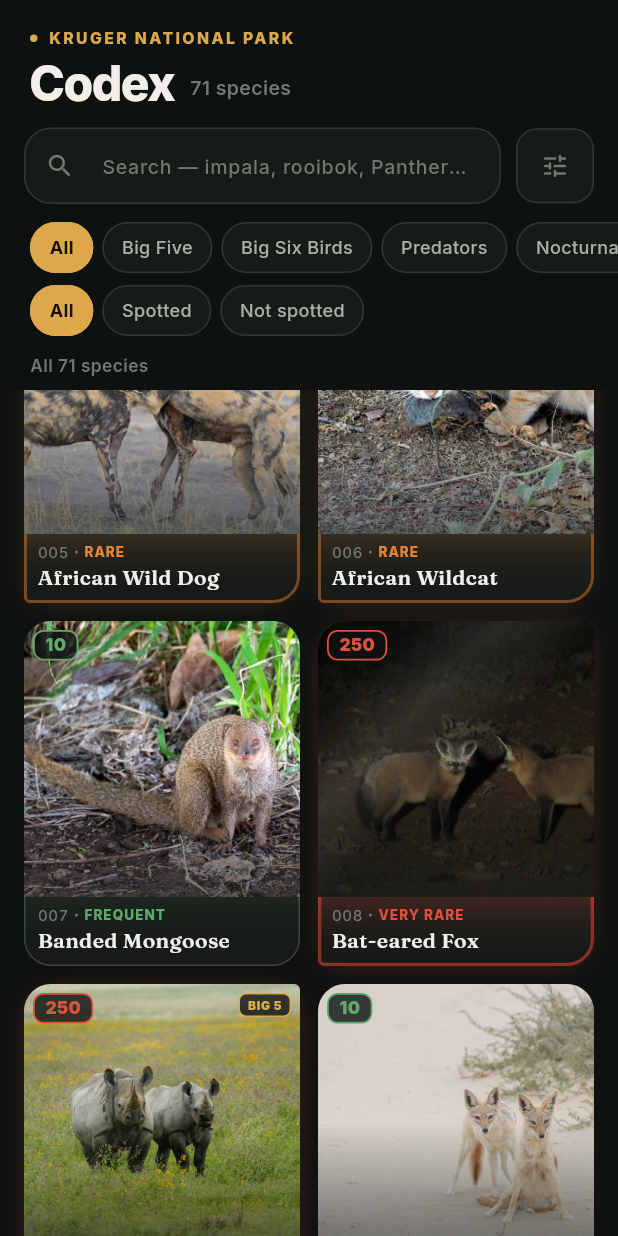
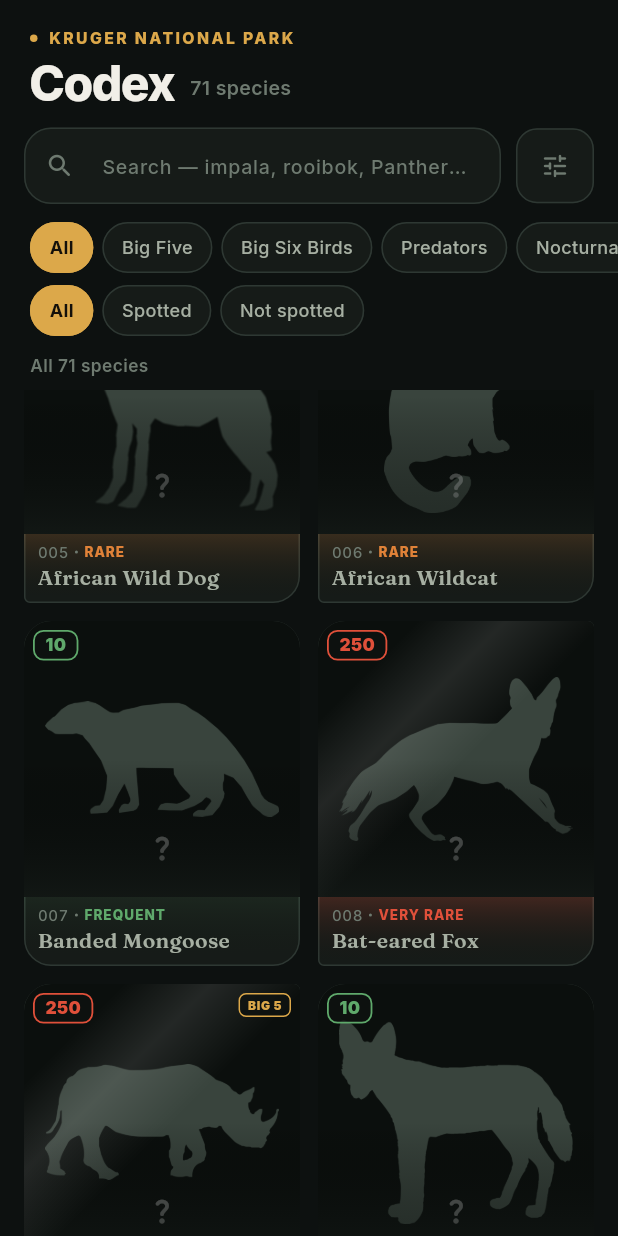
Before and after one commit to iTzlexit/wildscore, a Flutter app: the CodexScreen screen opened directly, scrolled down 576 dp, on a phone screen of 412 x 824 dp. Run offline on Flutter 3.47's test engine with Material 3 defaults, Android fonts, the phone set to English and light mode, and no system bars; our stand-ins replace shared_preferences; accounts and stored records are empty.

Commit message:
Wire the undiscovered silhouette state into the Animal Dex
The silhouettes were bundled, served and rendered by nothing. Moving the
collection grid off the Profile into the Dex dropped the locked flag on the
way, so every species showed its photograph regardless.

Undiscovered species now show the silhouette, a neutral frame and no glow -
a gold frame on an animal you have never seen gives away the surprise.
Names stay legible, because hiding those too would make the Codex useless
as the field guide the free tier promises, and the detail screen still
carries the full entry.

Co-Authored-By: Claude Opus 5 <noreply@anthropic.com>

```diff
--- a/app/lib/features/codex/codex_screen.dart
+++ b/app/lib/features/codex/codex_screen.dart
@@ -216,6 +216,14 @@ class _CodexScreenState extends State<CodexScreen> {
                                 final Species species = visible[index];
                                 return SpeciesGridCard(
                                   species: species,
+                                  // Three-state Codex, per MASTER-VISION.md:
+                                  // undiscovered species show as silhouettes.
+                                  // The tile is the tease; the detail screen
+                                  // still carries the full field-guide entry,
+                                  // so the free tier stays genuinely useful.
+                                  locked: !widget.caughtIds.contains(
+                                    species.id,
+                                  ),
                                   onTap: () => _openDetail(species),
                                 );
                               },
--- a/app/lib/features/codex/widgets/species_grid_card.dart
+++ b/app/lib/features/codex/widgets/species_grid_card.dart
@@ -46,6 +46,10 @@ class _SpeciesGridCardState extends State<SpeciesGridCard> {
     final Species species = widget.species;
     final bool locked = widget.locked;
     final RarityStyle style = species.rarityTier.style;
+    // A gold frame on an animal you have never seen gives away the surprise,
+    // so the frame stays neutral until the species is caught.
+    final Color frame = locked ? AppColors.outline : style.border;
+    final double frameWidth = locked ? 1 : style.borderWidth;
 
     // A card that dips under the thumb feels like an object you picked up.
     // Cheap, and it does more for the "collectible" feeling than any amount
@@ -70,8 +74,8 @@ class _SpeciesGridCardState extends State<SpeciesGridCard> {
         decoration: BoxDecoration(
           color: AppColors.surface,
           borderRadius: radius,
-          border: Border.all(color: style.border, width: style.borderWidth),
-          boxShadow: style.glow == null
+          border: Border.all(color: frame, width: frameWidth),
+          boxShadow: (locked || style.glow == null)
               ? null
               : <BoxShadow>[
                   BoxShadow(
@@ -163,7 +167,7 @@ class _SpeciesGridCardState extends State<SpeciesGridCard> {
                       ],
                     ),
                   ),
-                  _Label(species: species, style: style),
+                  _Label(species: species, style: style, locked: locked),
                 ],
               ),
             ),
@@ -219,10 +223,15 @@ class _CaughtTag extends StatelessWidget {
 }
 
 class _Label extends StatelessWidget {
-  const _Label({required this.species, required this.style});
+  const _Label({
+    required this.species,
+    required this.style,
+    required this.locked,
+  });
 
   final Species species;
   final RarityStyle style;
+  final bool locked;
 
   @override
   Widget build(BuildContext context) {
@@ -287,7 +296,14 @@ class _Label extends StatelessWidget {
             species.commonName,
             maxLines: 2,
             overflow: TextOverflow.ellipsis,
-            style: AppText.title2.copyWith(fontSize: 14, height: 1.12),
+            style: AppText.title2.copyWith(
+              fontSize: 14,
+              height: 1.12,
+              // Names stay legible when undiscovered — the shape is the tease,
+              // not the identity. Hiding the name too would make the Codex
+              // useless as the field guide the free tier promises.
+              color: locked ? AppColors.textSecondary : AppColors.textPrimary,
+            ),
           ),
         ],
       ),
```
